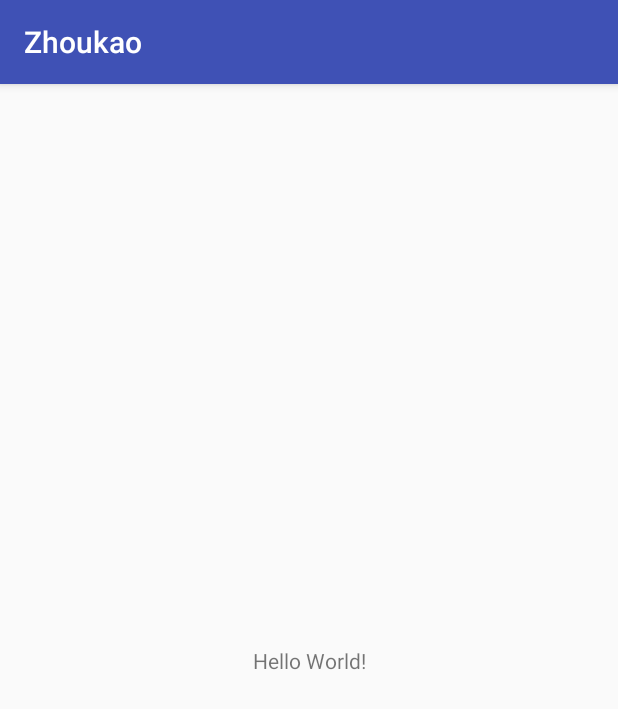
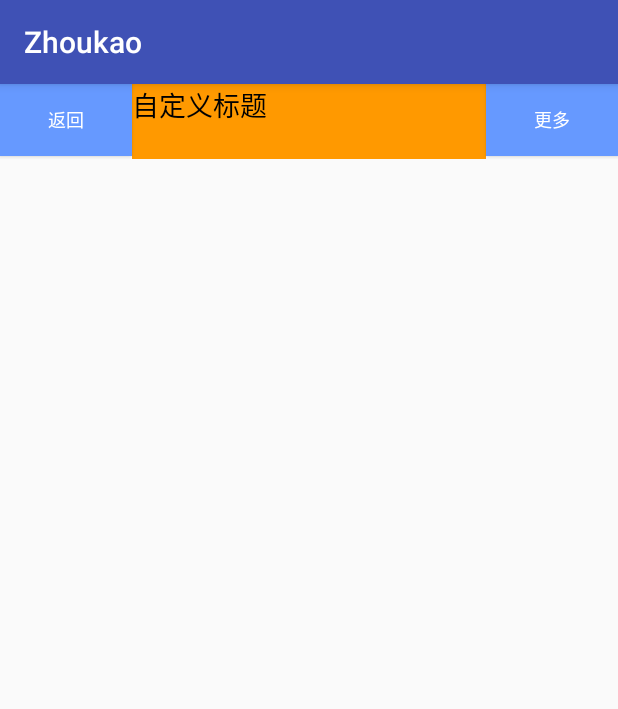
Before and after one commit to Androidlx/Lixin1, an Android app: the screen it shows after launch (MainActivity), on a phone screen of 412 x 824 dp. Shown: the top 709 px of the screen. Run offline under Robolectric (Android 15) with nearby library versions, the phone set to English and light mode, and no system bars.

Commit message:
修改完毕

```diff
--- a/app/src/main/java/com/example/lixin/zhoukao/MainActivity.java
+++ b/app/src/main/java/com/example/lixin/zhoukao/MainActivity.java
@@ -2,12 +2,27 @@ package com.example.lixin.zhoukao;
 
 import android.support.v7.app.AppCompatActivity;
 import android.os.Bundle;
+import android.view.View;
+import android.widget.Toast;
 
-public class MainActivity extends AppCompatActivity {
+public class MainActivity extends AppCompatActivity implements MyCustomView.OnClickListener{
 
     @Override
     protected void onCreate(Bundle savedInstanceState) {
         super.onCreate(savedInstanceState);
         setContentView(R.layout.activity_main);
+        MyCustomView customView = (MyCustomView) findViewById(R.id.customview);
+        customView.setOnClickListener(this);
+    }
+
+
+    @Override
+    public void leftonClickListener(View left_btn) {
+        Toast.makeText(this, "点击了 返回", Toast.LENGTH_SHORT).show();
+    }
+
+    @Override
+    public void RightClickListener(View right_btn) {
+        Toast.makeText(this, "点击了 更多", Toast.LENGTH_SHORT).show();
     }
 }
--- /dev/null
+++ b/app/src/main/java/com/example/lixin/zhoukao/MyCustomView.java
@@ -0,0 +1,136 @@
+package com.example.lixin.zhoukao;
+
+import android.content.Context;
+import android.content.res.TypedArray;
+import android.support.annotation.Nullable;
+import android.util.AttributeSet;
+import android.view.View;
+import android.widget.Button;
+import android.widget.LinearLayout;
+import android.widget.TextView;
+
+/**
+ * Created by hua on 2017/9/2.
+ */
+
+public class MyCustomView extends LinearLayout {
+
+
+    private Button left_btn;
+    private TextView center_text;
+    private Button right_btn;
+    private int left_btn_text_color;
+    private String left_btn_text;
+    private float left_btn_size;
+    private int left_btn_bg;
+    private String center_text1;
+    private int center_text_color;
+    private float center_text_size;
+    private int center_bg;
+    private String right_btn_text;
+    private int right_btn_text_color;
+    private float right_btn_size;
+    private int right_btn_bg;
+
+    public MyCustomView(Context context) {
+        super(context);
+        initView(context,null);
+    }
+
+
+
+    public MyCustomView(Context context, @Nullable AttributeSet attrs) {
+        super(context, attrs);
+        initView(context,attrs);
+    }
+    private void initView(Context context,@Nullable AttributeSet attrs) {
+
+        View inflate = inflate(context, R.layout.custom_view, this);
+        left_btn = inflate.findViewById(R.id.left_btn);
+        center_text = inflate.findViewById(R.id.center_text);
+        right_btn = inflate.findViewById(R.id.right_btn);
+
+        left_btn.setOnClickListener(new View.OnClickListener() {
+            @Override
+            public void onClick(View view) {
+                if (mOnClickListener!=null){
+                    mOnClickListener.leftonClickListener(view);
+                }
+            }
+        });
+
+        right_btn.setOnClickListener(new View.OnClickListener() {
+            @Override
+            public void onClick(View view) {
+                if (mOnClickListener!=null){
+                    mOnClickListener.RightClickListener(view);
+                }
+            }
+        });
+
+
+
+        if (attrs==null){
+            return;
+        }
+
+        initAttrs(context,attrs);
+        setViewContext();
+    }
+    private void initAttrs(Context context,@Nullable AttributeSet attrs) {
+
+        if (attrs==null){
+            return;
+        }
+        TypedArray typedArray = getContext().obtainStyledAttributes(attrs, R.styleable.MyCustomView);
+
+        left_btn_text = typedArray.getString(R.styleable.MyCustomView_left_btn_text);
+        left_btn_text_color = typedArray.getColor(R.styleable.MyCustomView_left_btn_text_color, 0xff0000);
+        left_btn_size = typedArray.getDimension(R.styleable.MyCustomView_left_btn_text_size, 18);
+        left_btn_bg = typedArray.getColor(R.styleable.MyCustomView_left_btn_bg, 0x00ff00);
+
+        center_text1 = typedArray.getString(R.styleable.MyCustomView_center_text);
+        center_text_color = typedArray.getColor(R.styleable.MyCustomView_center_text_color,0xff0000);
+        center_text_size = typedArray.getDimension(R.styleable.MyCustomView_center_text_size,18);
+        center_bg = typedArray.getColor(R.styleable.MyCustomView_center_text_bg,0x00ff00);
+
+        right_btn_text = typedArray.getString(R.styleable.MyCustomView_right_btn_text);
+        right_btn_text_color = typedArray.getColor(R.styleable.MyCustomView_right_btn_text_color,0xff0000);
+        right_btn_size = typedArray.getDimension(R.styleable.MyCustomView_right_btn_text_size,18);
+        right_btn_bg = typedArray.getColor(R.styleable.MyCustomView_right_btn_bg,0x00ff00);
+
+    }
+    private void setViewContext() {
+        left_btn.setText(left_btn_text);
+        left_btn.setTextColor(left_btn_text_color);
+        left_btn.setBackgroundColor(left_btn_bg);
+        left_btn.setTextSize(left_btn_size);
+
+
+        center_text.setText(center_text1);
+        center_text.setTextColor(center_text_color);
+        center_text.setBackgroundColor(center_bg);
+        center_text.setTextSize(center_text_size);
+
+
+        right_btn.setText(right_btn_text);
+        right_btn.setTextColor(right_btn_text_color);
+        right_btn.setBackgroundColor(right_btn_bg);
+        right_btn.setTextSize(right_btn_size);
+
+    }
+
+    public interface OnClickListener{
+        void leftonClickListener(View left_btn);
+        void RightClickListener(View right_btn);
+    }
+    private OnClickListener mOnClickListener;
+
+    public void setOnClickListener(OnClickListener onClickListener){
+        mOnClickListener = onClickListener;
+    }
+
+
+
+
+}
--- a/app/src/main/res/layout/activity_main.xml
+++ b/app/src/main/res/layout/activity_main.xml
@@ -6,13 +6,31 @@
     android:layout_height="match_parent"
     tools:context="com.example.lixin.zhoukao.MainActivity">
 
-    <TextView
-        android:layout_width="wrap_content"
+    <com.example.lixin.zhoukao.MyCustomView
+
+        android:id="@+id/customview"
+
+        android:layout_width="match_parent"
         android:layout_height="wrap_content"
-        android:text="Hello World!"
-        app:layout_constraintBottom_toBottomOf="parent"
-        app:layout_constraintLeft_toLeftOf="parent"
-        app:layout_constraintRight_toRightOf="parent"
-        app:layout_constraintTop_toTopOf="parent" />
+
+        app:center_text="自定义标题"
+        app:center_text_size="12dp"
+        app:center_text_color="#000000"
+        app:center_text_bg="#ff9900"
+
+        app:left_btn_text="返回"
+        app:left_btn_text_size="8dp"
+        app:left_btn_text_color="#ffffff"
+        app:left_btn_bg="#6699ff"
+
+        app:right_btn_text="更多"
+        app:right_btn_text_size="8dp"
+        app:right_btn_text_color="#ffffff"
+        app:right_btn_bg="#6699ff"
+
+
+
+        >
+    </com.example.lixin.zhoukao.MyCustomView>
 
 </android.support.constraint.ConstraintLayout>
--- /dev/null
+++ b/app/src/main/res/layout/custom_view.xml
@@ -0,0 +1,22 @@
+<?xml version="1.0" encoding="utf-8"?>
+<LinearLayout xmlns:android="http://schemas.android.com/apk/res/android"
+    android:orientation="horizontal" android:layout_width="match_parent"
+    android:layout_height="50dp">
+
+    <Button
+        android:id="@+id/left_btn"
+        android:layout_width="wrap_content"
+        android:layout_height="wrap_content" />
+    <TextView
+        android:id="@+id/center_text"
+        android:layout_gravity="center"
+        android:layout_width="wrap_content"
+        android:layout_height="match_parent"
+        android:layout_weight="1"/>
+    <Button
+        android:id="@+id/right_btn"
+        android:layout_width="wrap_content"
+        android:layout_height="wrap_content" />
+
+
+</LinearLayout>
--- /dev/null
+++ b/app/src/main/res/values/attrs.xml
@@ -0,0 +1,24 @@
+<?xml version="1.0" encoding="utf-8"?>
+<resources>
+
+    <declare-styleable name="MyCustomView">
+
+        <attr name="left_btn_text" format="string"></attr>
+        <attr name="left_btn_text_size" format="dimension"></attr>
+        <attr name="left_btn_text_color" format="color"></attr>
+        <attr name="left_btn_bg" format="color"></attr>
+
+        <attr name="center_text" format="string"></attr>
+        <attr name="center_text_size" format="dimension"></attr>
+        <attr name="center_text_color" format="color"></attr>
+        <attr name="center_text_bg" format="color"></attr>
+
+        <attr name="right_btn_text" format="string"></attr>
+        <attr name="right_btn_text_size" format="dimension"></attr>
+        <attr name="right_btn_text_color" format="color"></attr>
+        <attr name="right_btn_bg" format="color"></attr>
+
+
+    </declare-styleable>
+
+</resources>
```
